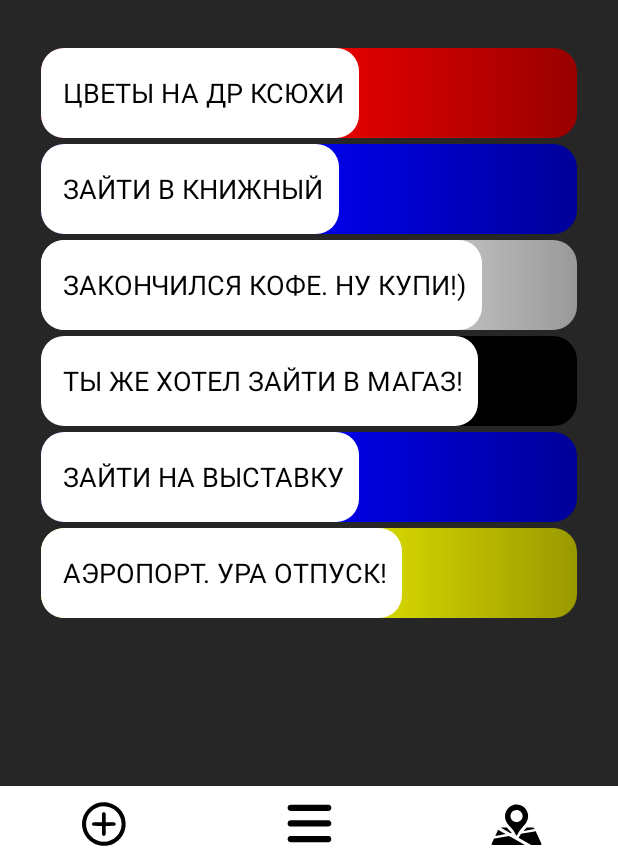
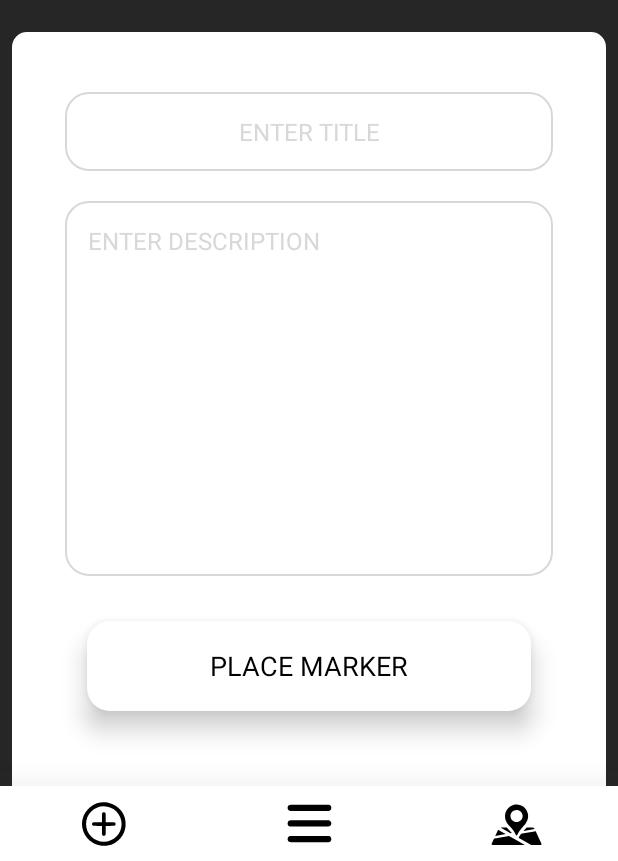
Before and after one commit to geonote19/geonote, an Android app: the screen it shows after launch (MainActivity), after a tap on an icon or button, on a phone screen of 412 x 824 dp, the part 375-1236 px from its top. Run offline under Robolectric (Android 15) with nearby library versions, the phone set to English and light mode, and no system bars; our stand-ins replace Room's generated code, Timber, data binding; libraries missing offline, so code that uses them is left out: com.afollestad.materialdialogs.

Commit message:
add insert layout

```diff
--- a/app/src/main/java/com/geonote/helper/MapHelper.kt
+++ b/app/src/main/java/com/geonote/helper/MapHelper.kt
@@ -19,6 +19,9 @@ class MapHelper(
 
     init {
         with(mMap) {
+            setOnMapClickListener {
+                mCallback?.onMapClicked(it.latitude, it.longitude)
+            }
             setMapStyle(MapStyleOptions.loadRawResourceStyle(context, R.raw.map_style))
             moveCamera(
                 CameraUpdateFactory.newLatLngZoom(
@@ -91,7 +94,7 @@ class MapHelper(
         }
     }
 
-    private fun addMarker(markerData: com.geonote.data.model.Marker) =
+    fun addMarker(markerData: com.geonote.data.model.Marker) =
         mMap.addMarker(
             MarkerOptions()
                 .position(LatLng(markerData.latitude, markerData.longitude))
@@ -109,6 +112,7 @@ class MapHelper(
         interface Callback {
             fun onMarkerPositionChanged(markerData: com.geonote.data.model.Marker)
             fun onMarkerClicked(markerData: com.geonote.data.model.Marker)
+            fun onMapClicked(latitude: Double, longitude: Double)
         }
     }
 }
--- a/app/src/main/java/com/geonote/ui/MainActivity.kt
+++ b/app/src/main/java/com/geonote/ui/MainActivity.kt
@@ -6,6 +6,8 @@ import android.graphics.Color
 import android.os.Build
 import android.os.Bundle
 import android.view.View
+import android.widget.LinearLayout
+import android.widget.Toast
 import androidx.annotation.RequiresApi
 import com.geonote.BR
 import com.geonote.GraphMainDirections
@@ -15,12 +17,14 @@ import com.geonote.databinding.ActivityMainBinding
 import com.geonote.ui.base.BaseActivity
 import com.geonote.ui.list.ListFragment
 import com.geonote.ui.mapAllNotes.AllNotesFragmentBehavior
+import com.geonote.utils.CustomViewOutlineProvider
 import com.geonote.utils.RequestPermissions
-import com.geonote.utils.addDays
+import com.geonote.utils.applyDefaultOutlineProvider
 import com.google.android.gms.maps.model.LatLng
+import com.google.android.material.bottomsheet.BottomSheetBehavior
 import kotlinx.android.synthetic.main.activity_main.*
+import kotlinx.android.synthetic.main.bottomsheet_main.*
 import timber.log.Timber
-import java.util.*
 
 class MainActivity : BaseActivity<ActivityMainBinding, MainActivityViewModel>() {
 
@@ -36,35 +40,50 @@ class MainActivity : BaseActivity<ActivityMainBinding, MainActivityViewModel>()
     override val mNavHostId = R.id.navHostFragment
     var mapBitmap: Bitmap? = null
     var latlng: LatLng? = null
+    private lateinit var mBottomSheetBehavior: BottomSheetBehavior<LinearLayout>
 
     override fun onCreate(savedInstanceState: Bundle?) {
         setupNavigationBar()
         super.onCreate(savedInstanceState)
         buttonMap.setOnClickListener {
-            if(currentFragment !is AllNotesFragmentBehavior){
+            if (currentFragment !is AllNotesFragmentBehavior) {
                 toMapActivity()
             }
 
         }
         buttonMenu.setOnClickListener {
-            if(currentFragment !is ListFragment) {
+            if (currentFragment !is ListFragment) {
                 toListFragment()
             }
         }
-        buttonAdd.setOnClickListener {
-            var newNote = Note(
-                0,
-                "",
-                "",
-                "",
-                53.899604,
-                27.557117,
-                100,
-                Date().addDays(-1).time,
-                Date().addDays(2).time,
-                Color.RED
+//        buttonAdd.setOnClickListener {
+
+//            var newNote = Note(
+//                0,
+//                "",
+//                "",
+//                "",
+//                53.899604,
+//                27.557117,
+//                100,
+//                Date().addDays(-1).time,
+//                Date().addDays(2).time,
+//                Color.RED
+//            )
+//            toEditDetailFragment(newNote)
+//        }
+        setupBottomSheetBehavior()
+        buttonPlaceMarker.setOnClickListener {
+            Toast.makeText(this, R.string.place_marker_please, Toast.LENGTH_LONG).show()
+            mBottomSheetBehavior.state = BottomSheetBehavior.STATE_COLLAPSED
+            val note = Note(
+                0, textTitle.text.toString(), textDescription.text.toString(),
+                "", 0.0, 0.0, 100, 0,
+                System.currentTimeMillis() + 1_000_000, Color.RED
             )
-            toEditDetailFragment(newNote)
+            if (currentFragment is AllNotesFragmentBehavior) {
+                (currentFragment as AllNotesFragmentBehavior).setNoteForSaving(note)
+            } else toMapFragment(note)
         }
     }
 
@@ -76,6 +95,15 @@ class MainActivity : BaseActivity<ActivityMainBinding, MainActivityViewModel>()
             window.navigationBarColor = Color.WHITE
         }
         super.onStart()
+    }
+
+    private fun setupBottomSheetBehavior() {
+        mBottomSheetBehavior = BottomSheetBehavior.from(bottomSheetMain)
+        bottomSheetMain.applyDefaultOutlineProvider(CustomViewOutlineProvider.RoundedArea.TOP)
+        mBottomSheetBehavior.state = BottomSheetBehavior.STATE_COLLAPSED
+        buttonAdd.setOnClickListener {
+            mBottomSheetBehavior.state = BottomSheetBehavior.STATE_EXPANDED
+        }
     }
 
 
@@ -93,8 +121,8 @@ class MainActivity : BaseActivity<ActivityMainBinding, MainActivityViewModel>()
     }
 
 
-    fun toMapDetailFragment(noteId: Long) {
-        val action = GraphMainDirections.mapPreview(noteId)
+    fun toMapFragment(note: Note) {
+        val action = GraphMainDirections.actionToMapFragment(note)
         mNavController?.navigate(action)
     }
 
--- a/app/src/main/java/com/geonote/ui/detail/edit/EditDetailFragment.kt
+++ b/app/src/main/java/com/geonote/ui/detail/edit/EditDetailFragment.kt
@@ -100,6 +100,6 @@ class EditDetailFragment :
     }
 
     fun toMapDetailFragment() {
-        mActivity.toMapDetailFragment(mNote.id)
+
     }
 }
--- a/app/src/main/java/com/geonote/ui/mapAllNotes/AllNotesFragmentBehavior.kt
+++ b/app/src/main/java/com/geonote/ui/mapAllNotes/AllNotesFragmentBehavior.kt
@@ -36,14 +36,27 @@ class AllNotesFragmentBehavior :
     private lateinit var bottomSheetBehavior: BottomSheetBehavior<LinearLayout>
     private lateinit var mAdapter: AllNotesAdapter
     private var mMapHelper: MapHelper? = null
+    private var mNoteForSaving: Note? = null
 
     private val mCallback = object : MapHelper.Companion.Callback {
+
+        override fun onMapClicked(latitude: Double, longitude: Double) {
+            if (mNoteForSaving != null) {
+                mNoteForSaving!!.latitude = latitude
+                mNoteForSaving!!.longitude = longitude
+                mViewModel.addNote(mNoteForSaving!!)
+                mMapHelper?.addMarker(mNoteForSaving!!.toMarker())
+                mNoteForSaving = null
+            }
+        }
 
         override fun onMarkerClicked(markerData: Marker) {
             mViewModel.getNoteById(markerData.id) {
                 App.handler.post {
-                    InfoDialog.newInstance(it).show(mActivity.supportFragmentManager,
-                        InfoDialog::class.java.simpleName)
+                    InfoDialog.newInstance(it).show(
+                        mActivity.supportFragmentManager,
+                        InfoDialog::class.java.simpleName
+                    )
                 }
             }
         }
@@ -52,6 +65,10 @@ class AllNotesFragmentBehavior :
             mViewModel.updateMarkerLocation(markerData)
         }
 
+    }
+
+    fun setNoteForSaving(noteForSaving: Note) {
+        mNoteForSaving = noteForSaving
     }
 
     override fun onMapReady(googleMap: GoogleMap) {
@@ -64,6 +81,15 @@ class AllNotesFragmentBehavior :
                 }
             }
         })
+    }
+
+    override fun onCreate(savedInstanceState: Bundle?) {
+        super.onCreate(savedInstanceState)
+        if (arguments != null && arguments?.containsKey("note") == true) {
+            val args = AllNotesFragmentBehaviorArgs.fromBundle(arguments!!)
+            mNoteForSaving = args.note
+
+        }
     }
 
     override fun onViewCreated(view: View, savedInstanceState: Bundle?) {
@@ -120,4 +146,8 @@ class AllNotesFragmentBehavior :
         bottomSheetBehavior.state = BottomSheetBehavior.STATE_COLLAPSED
         mMapHelper?.setCameraPosition(note.latitude, note.longitude)
     }
+
+    companion object {
+        const val PARAM_NOTE_FOR_SAVING = "note_for_saving"
+    }
 }
--- a/app/src/main/java/com/geonote/ui/mapAllNotes/MapFragmentViewModel.kt
+++ b/app/src/main/java/com/geonote/ui/mapAllNotes/MapFragmentViewModel.kt
@@ -34,6 +34,12 @@ class MapFragmentViewModel(
         }
     }
 
+    fun addNote(note: Note) {
+        viewModelScope.launch(Dispatchers.IO) {
+            mAppRepository.mergeNote(note)
+        }
+    }
+
     init {
         requestWithLiveData(noteDataMutable) {
             mAppRepository.getNoteList()
--- /dev/null
+++ b/app/src/main/res/drawable/button_place_marker_background.xml
@@ -0,0 +1,10 @@
+<?xml version="1.0" encoding="utf-8"?>
+<ripple xmlns:android="http://schemas.android.com/apk/res/android"
+    android:color="#CCCCCC">
+    <item>
+        <shape>
+            <solid android:color="@android:color/white" />
+            <corners android:radius="15dp" />
+        </shape>
+    </item>
+</ripple>
--- a/app/src/main/res/layout/activity_main.xml
+++ b/app/src/main/res/layout/activity_main.xml
@@ -9,6 +9,17 @@
             name="viewmodel"
             type="com.geonote.ui.MainActivityViewModel" />
     </data>
+
+    <FrameLayout
+        android:layout_width="match_parent"
+        android:layout_height="match_parent">
+
+        <androidx.coordinatorlayout.widget.CoordinatorLayout
+            android:layout_width="match_parent"
+            android:layout_height="match_parent"
+            android:layout_marginBottom="50dp"
+            android:background="@drawable/note_item_bg"
+            android:orientation="vertical">
 
             <LinearLayout
                 android:layout_width="match_parent"
@@ -30,16 +41,19 @@
                         app:defaultNavHost="true"
                         app:navGraph="@navigation/graph_main" />
 
-            <View
-                android:layout_width="match_parent"
-                android:layout_height="match_parent"
-                android:background="@drawable/list_shadow_jfrost" />
+                </FrameLayout>
 
-        </FrameLayout>
+            </LinearLayout>
+
+            <include layout="@layout/bottomsheet_main" />
+
+        </androidx.coordinatorlayout.widget.CoordinatorLayout>
+
 
         <LinearLayout
             android:layout_width="match_parent"
             android:layout_height="50dp"
+            android:layout_gravity="bottom"
             android:background="@android:color/white"
             android:paddingTop="5dp"
             android:paddingBottom="5dp">
@@ -74,7 +88,13 @@
 
         </LinearLayout>
 
+        <View
+            android:layout_width="match_parent"
+            android:layout_height="match_parent"
+            android:layout_gravity="bottom"
+            android:layout_marginBottom="50dp"
+            android:background="@drawable/list_shadow_jfrost" />
 
-    </LinearLayout>
+    </FrameLayout>
 
 </layout>
--- /dev/null
+++ b/app/src/main/res/layout/bottomsheet_main.xml
@@ -0,0 +1,77 @@
+<?xml version="1.0" encoding="utf-8"?>
+
+<LinearLayout xmlns:android="http://schemas.android.com/apk/res/android"
+    xmlns:app="http://schemas.android.com/apk/res-auto"
+    android:id="@+id/bottomSheetMain"
+    android:layout_width="match_parent"
+    android:layout_height="wrap_content"
+    android:layout_marginStart="8dp"
+    android:layout_marginTop="50dp"
+    android:layout_marginEnd="8dp"
+    android:background="@color/bottomsheet_background"
+    android:clickable="true"
+    android:focusable="true"
+    android:focusableInTouchMode="true"
+    android:orientation="vertical"
+    android:paddingStart="10dp"
+    android:paddingEnd="10dp"
+    app:behavior_peekHeight="0dp"
+    app:layout_behavior="com.google.android.material.bottomsheet.BottomSheetBehavior">
+
+
+    <EditText
+        android:id="@+id/textTitle"
+        android:layout_width="match_parent"
+        android:layout_height="wrap_content"
+        android:background="@drawable/search_background_light"
+        android:gravity="center"
+        android:hint="@string/title_hint"
+        android:paddingTop="15dp"
+        android:paddingBottom="15dp"
+        android:singleLine="true"
+        android:layout_marginTop="40dp"
+        android:textAllCaps="true"
+        android:layout_marginLeft="25dp"
+        android:layout_marginRight="25dp"
+        android:textColor="@android:color/black"
+        android:textColorHint="#d8d8d8"
+        android:textCursorDrawable="@color/edit_search_text_cursor"
+        android:textSize="16sp" />
+
+    <EditText
+        android:id="@+id/textDescription"
+        android:layout_marginTop="20dp"
+        android:layout_width="match_parent"
+        android:layout_height="wrap_content"
+        android:background="@drawable/search_background_light"
+        android:gravity="top|left"
+        android:hint="@string/description_hint"
+        android:minHeight="250dp"
+        android:paddingTop="15dp"
+        android:paddingLeft="15dp"
+        android:paddingBottom="15dp"
+        android:layout_marginLeft="25dp"
+        android:layout_marginRight="25dp"
+        android:textAllCaps="true"
+        android:textColor="@android:color/black"
+        android:textColorHint="#d8d8d8"
+        android:textCursorDrawable="@color/edit_search_text_cursor"
+        android:textSize="16sp" />
+
+    <TextView
+        android:id="@+id/buttonPlaceMarker"
+        android:layout_width="match_parent"
+        android:layout_height="60dp"
+        android:background="@drawable/button_place_marker_background"
+        android:elevation="10dp"
+        android:layout_marginLeft="40dp"
+        android:layout_marginRight="40dp"
+        android:layout_marginTop="30dp"
+        android:gravity="center"
+        android:textAllCaps="true"
+        android:textSize="18sp"
+        android:textColor="@android:color/black"
+        android:layout_marginBottom="50dp"
+        android:text="@string/place_marker" />
+
+</LinearLayout>
--- a/app/src/main/res/navigation/graph_main.xml
+++ b/app/src/main/res/navigation/graph_main.xml
@@ -12,6 +12,10 @@
     <action
         android:id="@+id/action_to_edit_detailfragment"
         app:destination="@id/editDetailFragment" />
+
+    <action
+        android:id="@+id/action_to_map_fragment"
+        app:destination="@id/mapFragment" />
 
     <action
         android:id="@+id/mapPreview"
@@ -59,6 +63,11 @@
         android:id="@+id/mapFragment"
         android:name="com.geonote.ui.mapAllNotes.AllNotesFragmentBehavior"
         android:label="mapFragment"
-        tools:layout="@layout/fragment_all_notes" />
+        tools:layout="@layout/fragment_all_notes" >
+        <argument
+            android:name="note"
+            app:argType="com.geonote.data.model.db.Note"
+            app:nullable="true" />
+    </stackless_fragment>
 
 </navigation>
--- a/app/src/main/res/values/strings.xml
+++ b/app/src/main/res/values/strings.xml
@@ -16,6 +16,10 @@
     <string name="details_new_note">Description</string>
     <string name="you_are_near">You are near!</string>
     <string name="search_hint">SEARCH</string>
+    <string name="title_hint">ENTER TITLE</string>
+    <string name="description_hint">ENTER DESCRIPTION</string>
+    <string name="place_marker">Place marker</string>
+    <string name="place_marker_please">Place marker on map</string>
 
     <string-array name="choose_colors">
         <item>#FF00FF</item>
```
Also changed, not shown: 1 other file. Lines whose indentation alone changed are shown as unchanged.
